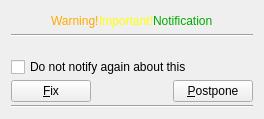
Above: client/src/ui/widgets/popups/system_health_popup_widget.ui from networkoptix/nx_open before the change. Below: the same form after it.
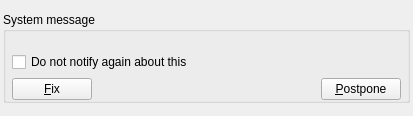
That is the form after the change.

Commit message:
Highlight system messages popups
<==== Mercurial data ====>
Branch: master

```diff
--- a/client/src/ui/widgets/popups/system_health_popup_widget.ui
+++ b/client/src/ui/widgets/popups/system_health_popup_widget.ui
@@ -6,99 +6,50 @@
    <rect>
     <x>0</x>
     <y>0</y>
-    <width>247</width>
-    <height>129</height>
+    <width>413</width>
+    <height>116</height>
    </rect>
   </property>
+  <property name="sizePolicy">
+   <sizepolicy hsizetype="Preferred" vsizetype="Fixed">
+    <horstretch>0</horstretch>
+    <verstretch>0</verstretch>
+   </sizepolicy>
+  </property>
   <property name="windowTitle">
    <string>Form</string>
   </property>
-  <layout class="QVBoxLayout" name="verticalLayout">
-   <property name="spacing">
+  <property name="autoFillBackground">
+   <bool>true</bool>
+  </property>
+  <layout class="QVBoxLayout" name="verticalLayout_2">
+   <property name="margin">
     <number>3</number>
    </property>
-   <property name="sizeConstraint">
-    <enum>QLayout::SetFixedSize</enum>
-   </property>
    <item>
-    <layout class="QHBoxLayout" name="horizontalLayout">
-     <property name="spacing">
-      <number>0</number>
-     </property>
-     <item>
-      <spacer name="horizontalSpacer_3">
-       <property name="orientation">
-        <enum>Qt::Horizontal</enum>
-       </property>
-       <property name="sizeHint" stdset="0">
-        <size>
-         <width>40</width>
-         <height>20</height>
-        </size>
-       </property>
-      </spacer>
-     </item>
-     <item>
-      <widget class="QLabel" name="warningLabel">
+    <widget class="QGroupBox" name="groupBox">
        <property name="sizePolicy">
-        <sizepolicy hsizetype="Fixed" vsizetype="Fixed">
+      <sizepolicy hsizetype="Preferred" vsizetype="Fixed">
          <horstretch>0</horstretch>
          <verstretch>0</verstretch>
         </sizepolicy>
        </property>
-       <property name="text">
-        <string>&lt;html&gt;&lt;head/&gt;&lt;body&gt;&lt;p&gt;&lt;span style=&quot; color:#ffaa00;&quot;&gt;Warning!&lt;/span&gt;&lt;/p&gt;&lt;/body&gt;&lt;/html&gt;</string>
-       </property>
-      </widget>
-     </item>
-     <item>
-      <widget class="QLabel" name="importantLabel">
-       <property name="sizePolicy">
-        <sizepolicy hsizetype="Fixed" vsizetype="Fixed">
-         <horstretch>0</horstretch>
-         <verstretch>0</verstretch>
-        </sizepolicy>
-       </property>
-       <property name="text">
-        <string>&lt;html&gt;&lt;head/&gt;&lt;body&gt;&lt;p&gt;&lt;span style=&quot; color:#ffff00;&quot;&gt;Important!&lt;/span&gt;&lt;/p&gt;&lt;/body&gt;&lt;/html&gt;</string>
-       </property>
-      </widget>
-     </item>
-     <item>
-      <widget class="QLabel" name="notificationLabel">
-       <property name="sizePolicy">
-        <sizepolicy hsizetype="Fixed" vsizetype="Fixed">
-         <horstretch>0</horstretch>
-         <verstretch>0</verstretch>
-        </sizepolicy>
-       </property>
-       <property name="text">
-        <string>&lt;html&gt;&lt;head/&gt;&lt;body&gt;&lt;p&gt;&lt;span style=&quot; color:#00aa00;&quot;&gt;Notification&lt;/span&gt;&lt;/p&gt;&lt;/body&gt;&lt;/html&gt;</string>
-       </property>
-      </widget>
-     </item>
-     <item>
-      <spacer name="horizontalSpacer_4">
-       <property name="orientation">
-        <enum>Qt::Horizontal</enum>
-       </property>
-       <property name="sizeHint" stdset="0">
-        <size>
-         <width>40</width>
-         <height>20</height>
-        </size>
-       </property>
-      </spacer>
-     </item>
-    </layout>
-   </item>
-   <item>
-    <widget class="Line" name="line_2">
-     <property name="orientation">
-      <enum>Qt::Horizontal</enum>
-     </property>
-    </widget>
-   </item>
+     <property name="title">
+      <string>System message</string>
+     </property>
+     <layout class="QVBoxLayout" name="verticalLayout">
+      <property name="leftMargin">
+       <number>6</number>
+      </property>
+      <property name="topMargin">
+       <number>0</number>
+      </property>
+      <property name="rightMargin">
+       <number>6</number>
+      </property>
+      <property name="bottomMargin">
+       <number>0</number>
+      </property>
    <item>
     <widget class="QLabel" name="messageLabel">
      <property name="text">
@@ -144,11 +95,7 @@
      </item>
     </layout>
    </item>
-   <item>
-    <widget class="Line" name="line">
-     <property name="orientation">
-      <enum>Qt::Horizontal</enum>
-     </property>
+     </layout>
     </widget>
    </item>
   </layout>
```
Lines whose indentation alone changed are shown as unchanged. The commit also changes 2 other files.
